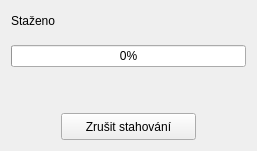
Qt form y2mate/downloaddialog.ui (RxiPland/y2mate_desktop) before a commit.
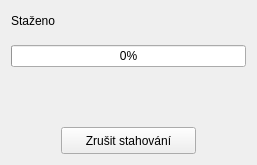
The same form after that commit.

Diff of the .ui file:
```diff
--- a/y2mate/downloaddialog.ui
+++ b/y2mate/downloaddialog.ui
@@ -7,7 +7,7 @@
     <x>0</x>
     <y>0</y>
     <width>257</width>
-    <height>145</height>
+    <height>165</height>
    </rect>
   </property>
   <property name="windowTitle">
```
Left out of the diff: 2 changed lines with no effect on the pictures.
